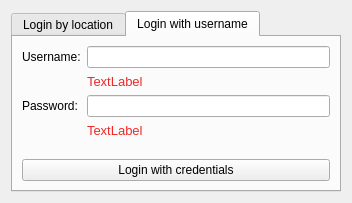
The window that comrad/qt/toolbar/rbac_dialog.ui (jfpatrick/accsoft-gui-rad-comrad) describes before a commit, drawn with Qt 5.
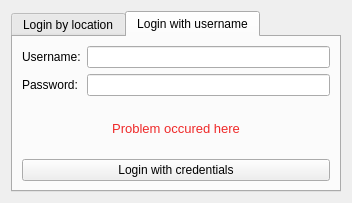
The same window after the commit. The open tabs and pages were chosen to show the change.

Commit message: Different error label structure for username

Diff of the .ui file:
```diff
--- a/comrad/qt/toolbar/rbac_dialog.ui
+++ b/comrad/qt/toolbar/rbac_dialog.ui
@@ -165,14 +165,14 @@
            </property>
           </widget>
          </item>
-         <item row="2" column="0">
+         <item row="1" column="0">
           <widget class="QLabel" name="label_2">
            <property name="text">
             <string>Password:</string>
            </property>
           </widget>
          </item>
-         <item row="2" column="1">
+         <item row="1" column="1">
           <widget class="QLineEdit" name="password">
            <property name="minimumSize">
             <size>
@@ -188,7 +188,9 @@
            </property>
           </widget>
          </item>
-         <item row="1" column="1">
+        </layout>
+       </item>
+       <item>
           <widget class="QLabel" name="user_error">
            <property name="palette">
             <palette>
@@ -233,60 +235,15 @@
             </font>
            </property>
            <property name="text">
-            <string>TextLabel</string>
-           </property>
-          </widget>
-         </item>
-         <item row="3" column="1">
-          <widget class="QLabel" name="password_error">
-           <property name="palette">
-            <palette>
-             <active>
-              <colorrole role="WindowText">
-               <brush brushstyle="SolidPattern">
-                <color alpha="255">
-                 <red>239</red>
-                 <green>41</green>
-                 <blue>41</blue>
-                </color>
-               </brush>
-              </colorrole>
-             </active>
-             <inactive>
-              <colorrole role="WindowText">
-               <brush brushstyle="SolidPattern">
-                <color alpha="255">
-                 <red>239</red>
-                 <green>41</green>
-                 <blue>41</blue>
-                </color>
-               </brush>
-              </colorrole>
-             </inactive>
-             <disabled>
-              <colorrole role="WindowText">
-               <brush brushstyle="SolidPattern">
-                <color alpha="255">
-                 <red>190</red>
-                 <green>190</green>
-                 <blue>190</blue>
-                </color>
-               </brush>
-              </colorrole>
-             </disabled>
-            </palette>
-           </property>
-           <property name="font">
-            <font>
-             <pointsize>10</pointsize>
-            </font>
-           </property>
-           <property name="text">
-            <string>TextLabel</string>
-           </property>
-          </widget>
-         </item>
-        </layout>
+          <string>Problem occured here</string>
+         </property>
+         <property name="alignment">
+          <set>Qt::AlignCenter</set>
+         </property>
+         <property name="wordWrap">
+          <bool>true</bool>
+         </property>
+        </widget>
        </item>
        <item>
         <widget class="QPushButton" name="user_btn">
```
Left out of the diff: 5 changed lines with no effect on the pictures. Lines whose indentation alone changed are shown as unchanged. The commit also changes 1 other file.
